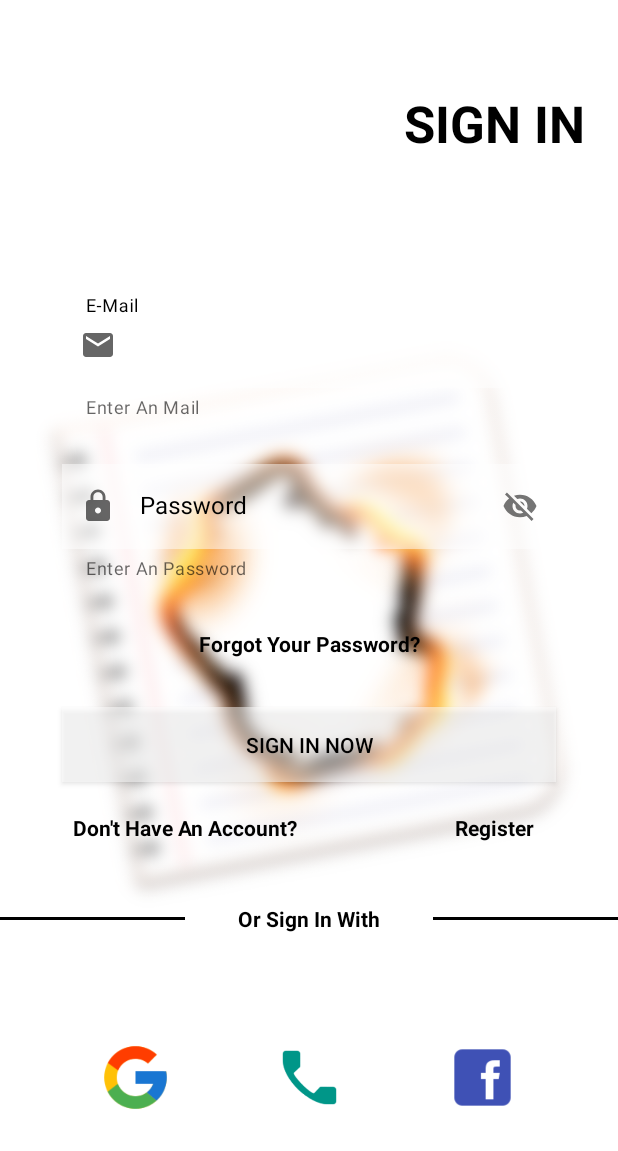
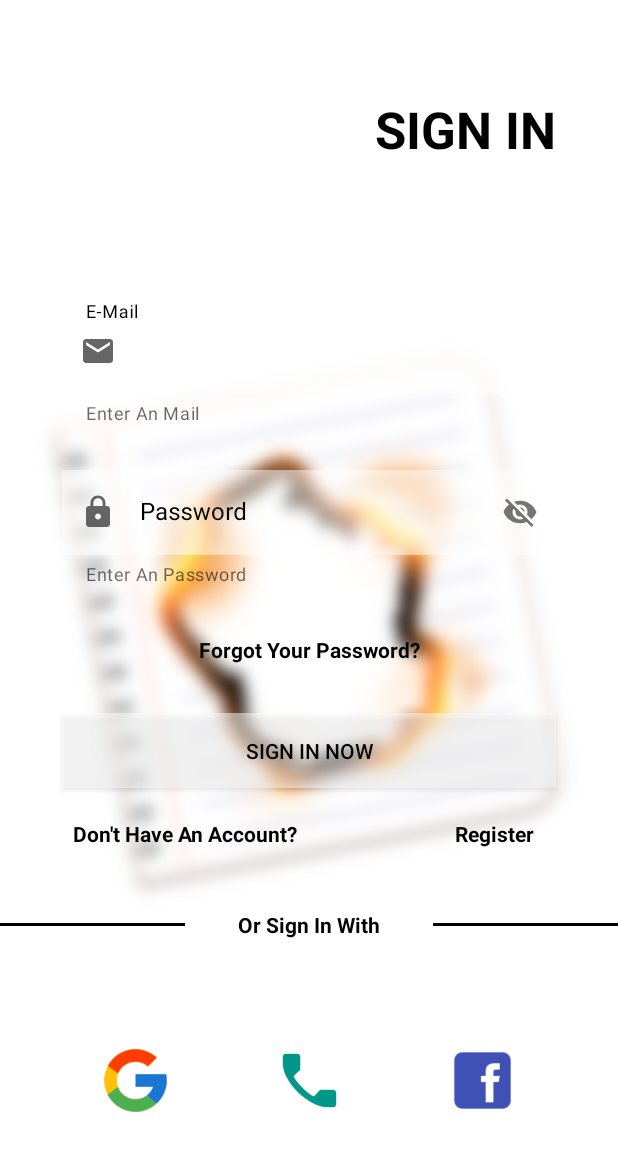
Before and after one commit to tolgakurucay/MyNotebook, an Android app: the screen it shows after launch (LoginActivity), on a phone screen of 412 x 824 dp. Shown: the top 1151 px of the screen. Run offline under Robolectric (Android 15) with nearby library versions, the phone set to English and light mode, and no system bars.

Commit message:
logos places changed

```diff
--- a/app/src/main/res/layout/fragment_forgot_password.xml
+++ b/app/src/main/res/layout/fragment_forgot_password.xml
@@ -28,13 +28,13 @@
             android:id="@+id/textViewForgotPassword"
             android:layout_width="0dp"
             android:layout_height="0dp"
-            android:gravity="center"
+            android:gravity="center|left"
             android:text="@string/forgotpasswordlabel"
             android:textColor="@color/black"
             android:textSize="34sp"
             android:textStyle="bold"
             app:layout_constraintHeight_percent="0.3"
-            app:layout_constraintStart_toStartOf="parent"
+            app:layout_constraintStart_toStartOf="@+id/emailForgotPasswordLayout"
             app:layout_constraintTop_toTopOf="parent"
             app:layout_constraintWidth_percent="0.5" />
 
--- a/app/src/main/res/layout/fragment_login.xml
+++ b/app/src/main/res/layout/fragment_login.xml
@@ -30,12 +30,13 @@
             android:id="@+id/textViewForgotPassword"
             android:layout_width="0dp"
             android:layout_height="0dp"
-            android:gravity="center"
+            android:layout_marginTop="4dp"
+            android:gravity="center|right"
             android:text="@string/signin"
             android:textColor="@color/black"
             android:textSize="34sp"
             android:textStyle="bold"
-            app:layout_constraintEnd_toEndOf="parent"
+            app:layout_constraintEnd_toEndOf="@+id/emailSignInLayout"
             app:layout_constraintHeight_percent="0.2"
             app:layout_constraintTop_toTopOf="parent"
             app:layout_constraintWidth_percent="0.4" />
--- a/app/src/main/res/layout/fragment_sign_up.xml
+++ b/app/src/main/res/layout/fragment_sign_up.xml
@@ -55,13 +55,13 @@
             android:id="@+id/textViewForgotPassword"
             android:layout_width="0dp"
             android:layout_height="0dp"
-            android:gravity="center"
+            android:gravity="center|left"
             android:text="SIGN UP"
             android:textColor="@color/black"
             android:textSize="34sp"
             android:textStyle="bold"
             app:layout_constraintHeight_percent="0.2"
-            app:layout_constraintStart_toStartOf="parent"
+            app:layout_constraintStart_toStartOf="@+id/nameSignUpLayout"
             app:layout_constraintTop_toTopOf="parent"
             app:layout_constraintWidth_percent="0.4" />
 
```
